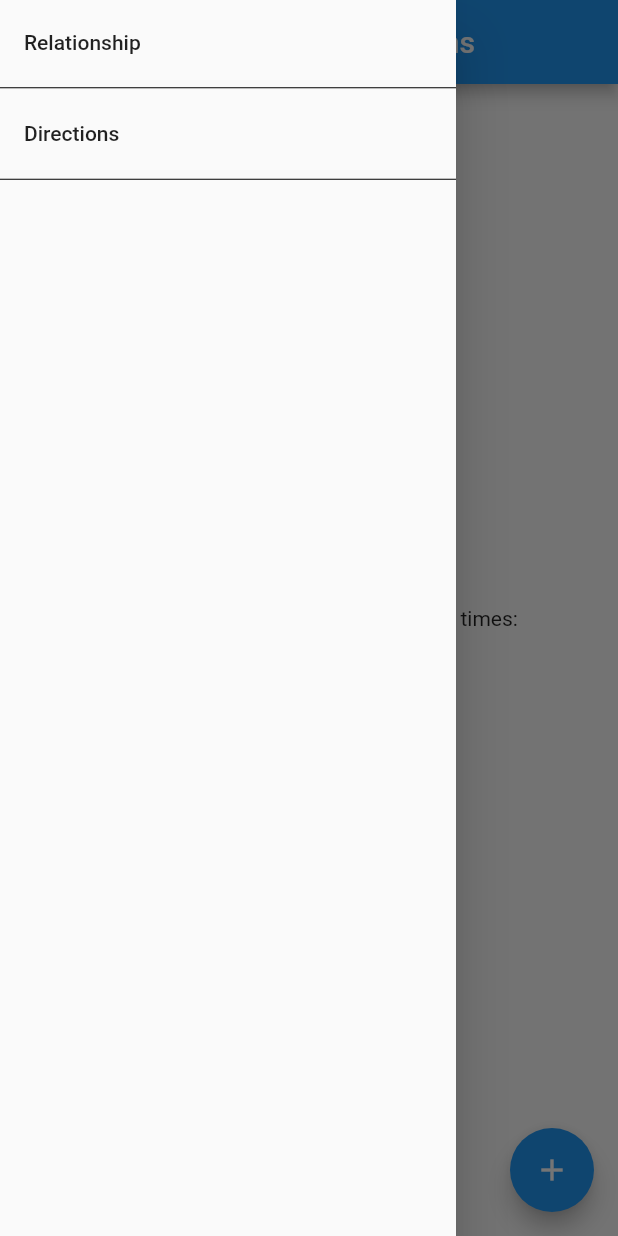
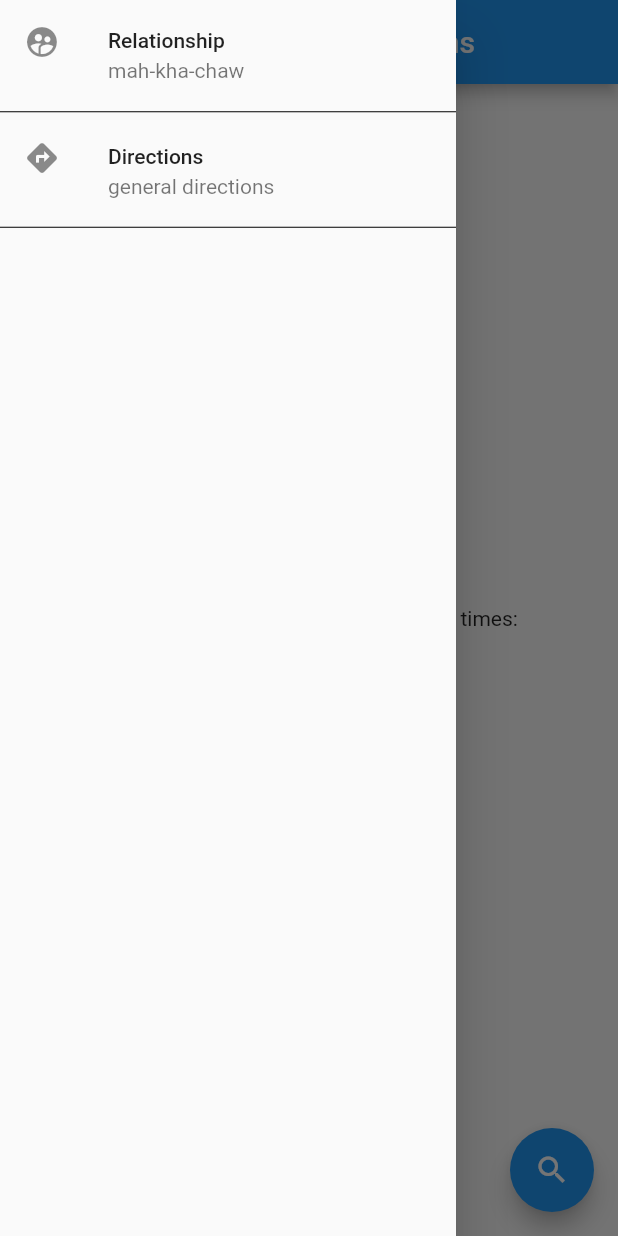
Before and after one commit to inirpa/general_newari, a Flutter app: the screen it shows after launch, with the side drawer open, on a phone screen of 412 x 824 dp. Run offline on Flutter 3.47's test engine with Material 2 defaults, Android fonts, the phone set to English and light mode, and no system bars.

Commit message:
icons at listtile @ drawer

```diff
--- a/lib/main.dart
+++ b/lib/main.dart
@@ -12,15 +12,6 @@ class MyApp extends StatelessWidget {
     return MaterialApp(
       title: 'General Newari',
       theme: ThemeData(
-        // This is the theme of your application.
-        //
-        // Try running your application with "flutter run". You'll see the
-        // application has a blue toolbar. Then, without quitting the app, try
-        // changing the primarySwatch below to Colors.green and then invoke
-        // "hot reload" (press "r" in the console where you ran "flutter run",
-        // or simply save your changes to "hot reload" in a Flutter IDE).
-        // Notice that the counter didn't reset back to zero; the application
-        // is not restarted.
         primarySwatch: Colors.blue,
       ),
       home: MyHomePage(title: 'General newari translations'),
@@ -79,6 +70,8 @@ class _MyHomePageState extends State<MyHomePage> {
           children: <Widget>[
             new ListTile(
               title: new Text('Relationship'),
+              leading: Icon(Icons.supervised_user_circle),
+              subtitle: new Text('mah-kha-chaw'),
               onTap: (){
                 Navigator.push(context, new MaterialPageRoute(
                   builder: (BuildContext context) => new Relationship())
@@ -91,6 +84,8 @@ class _MyHomePageState extends State<MyHomePage> {
             ),
             new ListTile(
               title: new Text('Directions'),
+              leading: Icon(Icons.directions),
+              subtitle: new Text('general directions'),
             ),
             new Divider(
               color: Colors.black,
@@ -133,7 +128,7 @@ class _MyHomePageState extends State<MyHomePage> {
       floatingActionButton: FloatingActionButton(
         onPressed: _incrementCounter,
         tooltip: 'Increment',
-        child: Icon(Icons.add),
+        child: Icon(Icons.search),
       ), // This trailing comma makes auto-formatting nicer for build methods.
     );
   }
```
